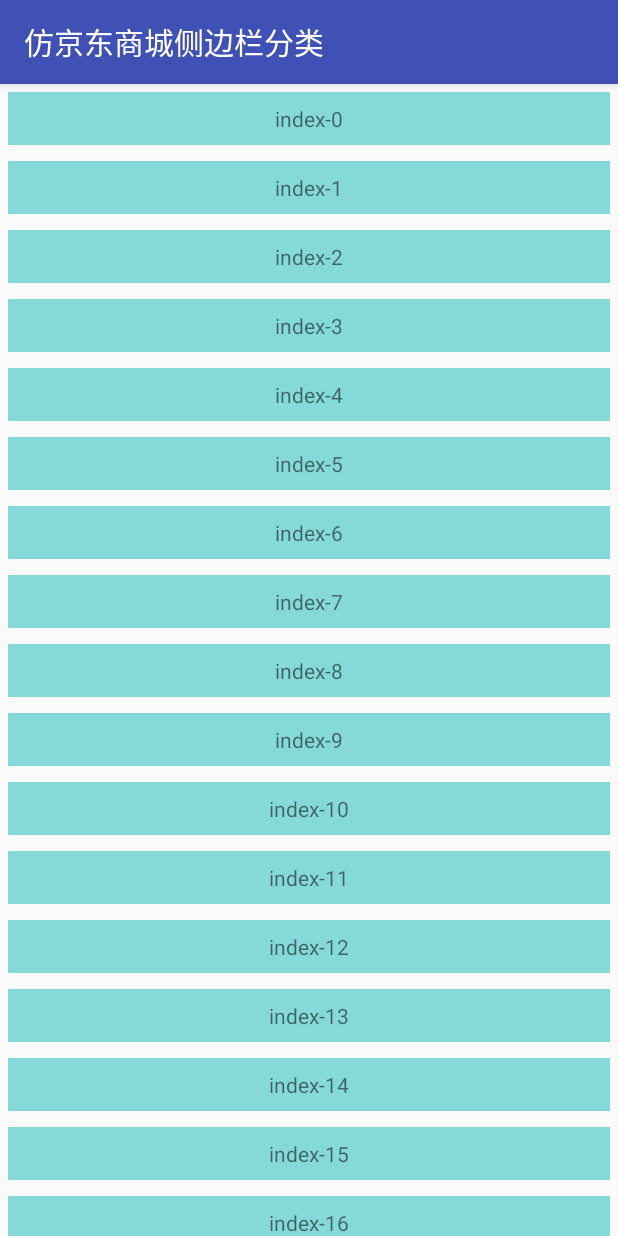
After one commit to iwillow/AndroidUtils, an Android app: the CenterItemActivity screen opened directly, with no data from a screen before it, on a phone screen of 412 x 824 dp. The commit adds this screen. Run offline under Robolectric (Android 15) with nearby library versions, the phone set to English and light mode, and no system bars.

Commit message:
仿京东分类侧边栏自动滑动到中间的类目选择

```diff
--- /dev/null
+++ b/app/src/main/java/com/iwillow/app/samples/ui/CenterItemActivity.java
@@ -0,0 +1,81 @@
+package com.iwillow.app.samples.ui;
+
+import android.support.v7.app.AppCompatActivity;
+import android.os.Bundle;
+import android.support.v7.widget.LinearLayoutManager;
+import android.support.v7.widget.RecyclerView;
+import android.view.LayoutInflater;
+import android.view.TextureView;
+import android.view.View;
+import android.view.ViewGroup;
+import android.widget.TextView;
+
+import com.iwillow.app.android.ui.view.CenterRecyclerView;
+import com.iwillow.app.samples.R;
+
+public class CenterItemActivity extends AppCompatActivity {
+
+    @Override
+    protected void onCreate(Bundle savedInstanceState) {
+        super.onCreate(savedInstanceState);
+        setContentView(R.layout.activity_center_item);
+        final CenterRecyclerView centerRecyclerView = (CenterRecyclerView) findViewById(R.id.recyclerView);
+        centerRecyclerView.setLayoutManager(new LinearLayoutManager(this));
+        CenterItemAdapter adapter = new CenterItemAdapter();
+        centerRecyclerView.setAdapter(adapter);
+        adapter.setOnItemClickListener(new CenterItemAdapter.OnItemClickListener() {
+            @Override
+            public void onItemClick(int position) {
+                centerRecyclerView.smoothScrollItemToCenter(position);
+            }
+        });
+
+    }
+
+
+    public static class CenterItemAdapter extends RecyclerView.Adapter<CenterItemAdapter.CenterItemViewHolder> {
+        public OnItemClickListener onItemClickListener;
+
+        public void setOnItemClickListener(OnItemClickListener onItemClickListener) {
+            this.onItemClickListener = onItemClickListener;
+        }
+
+        @Override
+        public CenterItemViewHolder onCreateViewHolder(ViewGroup parent, int viewType) {
+            View view = LayoutInflater.from(parent.getContext()).inflate(R.layout.layout_item_center, parent, false);
+            return new CenterItemViewHolder(view);
+        }
+
+        @Override
+        public void onBindViewHolder(CenterItemViewHolder holder, int position) {
+            holder.mTvIndex.setText("index-" + position);
+            final int index = position;
+            holder.itemView.setOnClickListener(new View.OnClickListener() {
+                @Override
+                public void onClick(View v) {
+                    if (onItemClickListener != null) {
+                        onItemClickListener.onItemClick(index);
+                    }
+                }
+            });
+        }
+
+        @Override
+        public int getItemCount() {
+            return 30;
+        }
+
+        static class CenterItemViewHolder extends RecyclerView.ViewHolder {
+            final TextView mTvIndex;
+
+            public CenterItemViewHolder(View itemView) {
+                super(itemView);
+                mTvIndex = (TextView) itemView.findViewById(R.id.tv_index);
+            }
+        }
+
+        interface OnItemClickListener {
+            public void onItemClick(int position);
+        }
+    }
+}
--- a/app/src/main/java/com/iwillow/app/samples/ui/MainActivity.java
+++ b/app/src/main/java/com/iwillow/app/samples/ui/MainActivity.java
@@ -19,6 +19,7 @@
         findViewById(R.id.btn_simple_remote_control).setOnClickListener(this);
         findViewById(R.id.btn_cool_remote_control_a).setOnClickListener(this);
         findViewById(R.id.btn_cool_remote_control_b).setOnClickListener(this);
+        findViewById(R.id.btn_jd_center).setOnClickListener(this);
     }
 
     @Override
@@ -49,6 +50,10 @@
                 intent = new Intent(v.getContext(), CoolBRemoteControlActivity.class);
                 startActivity(intent);
                 break;
+            case R.id.btn_jd_center:
+                intent = new Intent(v.getContext(), CenterItemActivity.class);
+                startActivity(intent);
+                break;
         }
 
     }
--- /dev/null
+++ b/app/src/main/res/layout/activity_center_item.xml
@@ -0,0 +1,15 @@
+<?xml version="1.0" encoding="utf-8"?>
+<LinearLayout xmlns:android="http://schemas.android.com/apk/res/android"
+    xmlns:app="http://schemas.android.com/apk/res-auto"
+    xmlns:tools="http://schemas.android.com/tools"
+    android:layout_width="match_parent"
+    android:layout_height="match_parent"
+    tools:context="com.iwillow.app.samples.ui.CenterItemActivity">
+
+    <com.iwillow.app.android.ui.view.CenterRecyclerView
+        android:id="@+id/recyclerView"
+        android:layout_width="match_parent"
+        android:layout_height="match_parent" />
+
+
+</LinearLayout>
--- a/app/src/main/res/layout/content_main.xml
+++ b/app/src/main/res/layout/content_main.xml
@@ -52,6 +52,12 @@
             android:layout_height="wrap_content"
             android:text="@string/name_cool_remote_control_b_activity" />
 
+        <Button
+            android:id="@+id/btn_jd_center"
+            android:layout_width="wrap_content"
+            android:layout_height="wrap_content"
+            android:text="@string/name_jd_center_activity" />
+
     </LinearLayout>
 
 </android.support.v4.widget.NestedScrollView>
--- /dev/null
+++ b/app/src/main/res/layout/layout_item_center.xml
@@ -0,0 +1,15 @@
+<?xml version="1.0" encoding="utf-8"?>
+<android.support.constraint.ConstraintLayout xmlns:android="http://schemas.android.com/apk/res/android"
+    xmlns:tools="http://schemas.android.com/tools"
+    android:layout_width="match_parent"
+    android:layout_height="wrap_content"
+    android:padding="5dp">
+
+    <TextView
+        android:id="@+id/tv_index"
+        android:layout_width="match_parent"
+        android:layout_height="35dp"
+        android:background="#86d9d9"
+        tools:text="index"
+        android:gravity="center"/>
+</android.support.constraint.ConstraintLayout>
--- a/app/src/main/res/values/strings.xml
+++ b/app/src/main/res/values/strings.xml
@@ -5,6 +5,7 @@
     <string name="name_simple_remote_control_activity">遥控器（简易版）</string>
     <string name="name_cool_remote_control_a_activity">遥控器（炫酷版A）</string>
     <string name="name_cool_remote_control_b_activity">遥控器（炫酷版B）</string>
+    <string name="name_jd_center_activity">仿京东商城侧边栏分类</string>
     <string name="name_movie_gallery_activity">仿淘票票画廊选择器</string>
     <string name="title_activity_main">功能列表</string>
     <string name="name_color_scale_activity">颜色选择器</string>
```
Also changed, not shown: app/src/main/AndroidManifest.xml (+5 -5 lines), lib/src/main/java/com/iwillow/app/android/ui/view/CenterRecyclerView.java (added, +166 -0 lines).
